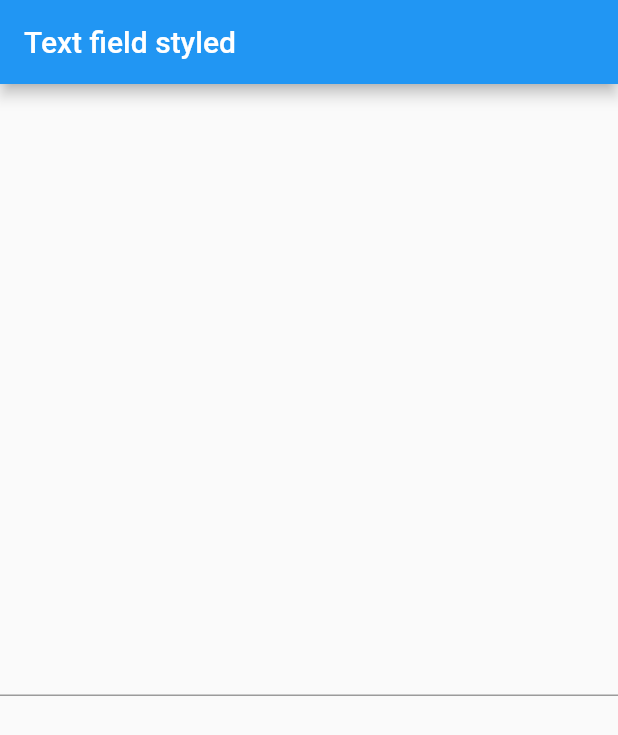
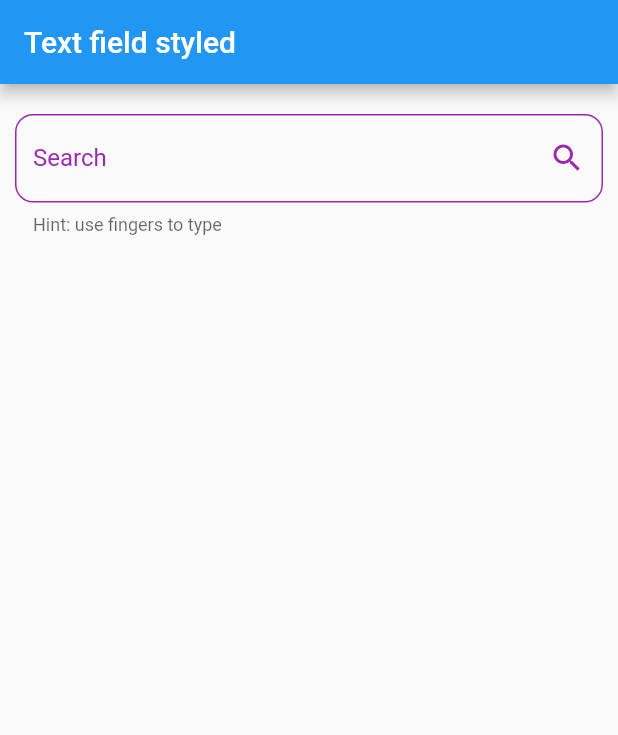
Before and after one commit to divinemuffin/dart_basics, a Flutter app: the screen it shows after launch, on a phone screen of 412 x 824 dp. Shown: the top 735 px of the screen. Run offline on Flutter 3.47's test engine with Material 2 defaults, Android fonts, the phone set to English and light mode, and no system bars; our stand-ins replace carousel_slider, flutter_svg.

Commit message:
text field styled as search bar

```diff
--- a/flutter_layout/text_field_styled/lib/main.dart
+++ b/flutter_layout/text_field_styled/lib/main.dart
@@ -25,21 +25,49 @@ class MyHomePage extends StatefulWidget {
   _MyHomePageState createState() => _MyHomePageState();
 }
 
+// https://medium.com/flutter-community/a-visual-guide-to-input-decorations-for-flutter-textfield-706cf1877e25
+
 class _MyHomePageState extends State<MyHomePage> {
   @override
   Widget build(BuildContext context) {
     return Scaffold(
-      appBar: AppBar(
-        title: Text('Text field styled'),
-      ),
-      body: Center(
-        child: Column(
-          mainAxisAlignment: MainAxisAlignment.center,
-          children: <Widget>[
-            TextField(),
-          ],
-        ),
-      ),
-    );
+        appBar: AppBar(title: Text("Text field styled")),
+        body: Theme(
+            data: Theme.of(context).copyWith(
+              primaryColor: Colors.purple,
+            ),
+            child: Container(
+              padding: EdgeInsets.symmetric(vertical: 20, horizontal: 10),
+              child: TextField(
+                // autofocus: true,
+                textInputAction: TextInputAction.search,
+                decoration: InputDecoration(
+                  enabledBorder: OutlineInputBorder(
+                    borderRadius: BorderRadius.circular(12),
+                    borderSide: BorderSide(
+                      color: Colors.purple,
+                      width: 1.0,
+                    ),
+                  ),
+                  focusedBorder: OutlineInputBorder(
+                    borderRadius: BorderRadius.circular(12),
+                    borderSide: BorderSide(
+                      color: Colors.purple,
+                      width: 2.0,
+                    ),
+                  ),
+                  helperText: "Hint: use fingers to type",
+                  labelText: "Search",
+                  labelStyle: TextStyle(color: Colors.purple),
+                  suffixIcon: Icon(
+                    Icons.search,
+                    color: Colors.purple,
+                  ),
+                  suffixIconColor: Colors.purple,
+                  isCollapsed: false,
+                  hintText: 'Type here ....',
+                ),
+              ),
+            )));
   }
 }
```
Also changed, not shown: 143 other files.
